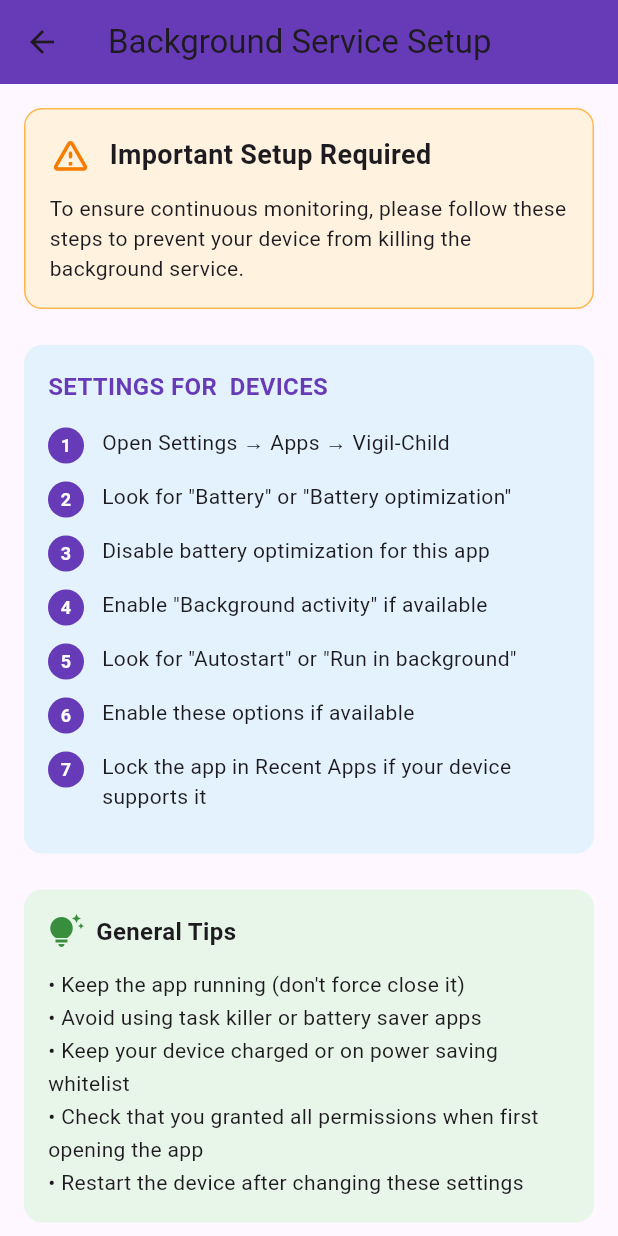
After one commit to itsciworld/childapp, a Flutter app: the BatteryOptimizationGuidePage screen opened directly, on a phone screen of 412 x 824 dp. The commit adds this screen. Run offline on Flutter 3.47's test engine with Material 3 defaults, Android fonts, the phone set to English and light mode, and no system bars; our stand-ins replace battery_plus, connectivity_plus, device_info_plus, dio, flutter_contacts, flutter_dotenv and 7 more; missing offline and left inert: call_log, device_calendar_plus, flexi_form_field, flutter_background_service, flutter_sms_inbox, installed_apps and 3 more; accounts and stored records are empty.

Commit message:
feat: implement battery optimization exemption, service watchdog, and background reliability guide

```diff
--- /dev/null
+++ b/lib/pages/battery_optimization_guide_page.dart
@@ -0,0 +1,311 @@
+import 'package:flutter/material.dart';
+import 'package:device_info_plus/device_info_plus.dart';
+
+/// A guide page that helps users disable manufacturer-specific battery
+/// optimizations that can kill the background service.
+///
+/// Different Android manufacturers (Xiaomi, Huawei, OnePlus, Samsung, etc.)
+/// add their own aggressive battery optimization on top of standard Android,
+/// which can kill background services even when all standard permissions are
+/// granted. This page provides step-by-step instructions specific to the
+/// user's device manufacturer.
+class BatteryOptimizationGuidePage extends StatefulWidget {
+  const BatteryOptimizationGuidePage({super.key});
+
+  @override
+  State<BatteryOptimizationGuidePage> createState() =>
+      _BatteryOptimizationGuidePageState();
+}
+
+class _BatteryOptimizationGuidePageState
+    extends State<BatteryOptimizationGuidePage> {
+  String _manufacturer = '';
+  bool _isLoading = true;
+
+  @override
+  void initState() {
+    super.initState();
+    _detectManufacturer();
+  }
+
+  Future<void> _detectManufacturer() async {
+    try {
+      final deviceInfo = DeviceInfoPlugin();
+      final androidInfo = await deviceInfo.androidInfo;
+      setState(() {
+        _manufacturer = androidInfo.manufacturer.toLowerCase();
+        _isLoading = false;
+      });
+    } catch (e) {
+      setState(() {
+        _manufacturer = 'unknown';
+        _isLoading = false;
+      });
+    }
+  }
+
+  @override
+  Widget build(BuildContext context) {
+    return Scaffold(
+      appBar: AppBar(
+        title: const Text('Background Service Setup'),
+        backgroundColor: Colors.deepPurple,
+      ),
+      body: _isLoading
+          ? const Center(child: CircularProgressIndicator())
+          : SingleChildScrollView(
+              padding: const EdgeInsets.all(16),
+              child: Column(
+                crossAxisAlignment: CrossAxisAlignment.start,
+                children: [
+                  _buildHeader(),
+                  const SizedBox(height: 24),
+                  _buildManufacturerSpecificGuide(),
+                  const SizedBox(height: 24),
+                  _buildGeneralTips(),
+                ],
+              ),
+            ),
+    );
+  }
+
+  Widget _buildHeader() {
+    return Container(
+      padding: const EdgeInsets.all(16),
+      decoration: BoxDecoration(
+        color: Colors.orange.shade50,
+        borderRadius: BorderRadius.circular(12),
+        border: Border.all(color: Colors.orange.shade300),
+      ),
+      child: Column(
+        crossAxisAlignment: CrossAxisAlignment.start,
+        children: [
+          Row(
+            children: [
+              Icon(Icons.warning_amber_rounded,
+                  color: Colors.orange.shade700, size: 28),
+              const SizedBox(width: 12),
+              const Expanded(
+                child: Text(
+                  'Important Setup Required',
+                  style: TextStyle(
+                    fontSize: 18,
+                    fontWeight: FontWeight.bold,
+                  ),
+                ),
+              ),
+            ],
+          ),
+          const SizedBox(height: 12),
+          const Text(
+            'To ensure continuous monitoring, please follow these steps to prevent your device from killing the background service.',
+            style: TextStyle(fontSize: 14),
+          ),
+        ],
+      ),
+    );
+  }
+
+  Widget _buildManufacturerSpecificGuide() {
+    return Container(
+      padding: const EdgeInsets.all(16),
+      decoration: BoxDecoration(
+        color: Colors.blue.shade50,
+        borderRadius: BorderRadius.circular(12),
+      ),
+      child: Column(
+        crossAxisAlignment: CrossAxisAlignment.start,
+        children: [
+          Text(
+            'Settings for $_manufacturer devices'.toUpperCase(),
+            style: const TextStyle(
+              fontSize: 16,
+              fontWeight: FontWeight.bold,
+              color: Colors.deepPurple,
+            ),
+          ),
+          const SizedBox(height: 16),
+          _getManufacturerGuide(),
+        ],
+      ),
+    );
+  }
+
+  Widget _getManufacturerGuide() {
+    if (_manufacturer.contains('xiaomi') ||
+        _manufacturer.contains('redmi') ||
+        _manufacturer.contains('poco')) {
+      return _buildXiaomiGuide();
+    } else if (_manufacturer.contains('huawei') ||
+        _manufacturer.contains('honor')) {
+      return _buildHuaweiGuide();
+    } else if (_manufacturer.contains('oneplus') ||
+        _manufacturer.contains('oppo') ||
+        _manufacturer.contains('realme')) {
+      return _buildOnePlusGuide();
+    } else if (_manufacturer.contains('samsung')) {
+      return _buildSamsungGuide();
+    } else if (_manufacturer.contains('vivo')) {
+      return _buildVivoGuide();
+    } else {
+      return _buildGenericGuide();
+    }
+  }
+
+  Widget _buildXiaomiGuide() {
+    return _buildStepsList([
+      'Open Settings → Apps → Manage Apps',
+      'Find and tap "Vigil-Child"',
+      'Tap "Battery Saver" → Select "No restrictions"',
+      'Go back and tap "Autostart" → Enable it',
+      'Open Recent Apps (square button)',
+      'Find Vigil-Child and pull down to lock it',
+      'You should see a lock icon on the app card',
+    ]);
+  }
+
+  Widget _buildHuaweiGuide() {
+    return _buildStepsList([
+      'Open Settings → Battery → App Launch',
+      'Find "Vigil-Child" → Tap to manage manually',
+      'Enable ALL three toggles:',
+      '  • Auto-launch',
+      '  • Secondary launch',
+      '  • Run in background',
+      'Go to Settings → Apps → Apps',
+      'Find "Vigil-Child" → Battery',
+      'Select "Manual manage" and enable all toggles',
+    ]);
+  }
+
+  Widget _buildOnePlusGuide() {
+    return _buildStepsList([
+      'Open Settings → Battery → Battery Optimization',
+      'Tap "Apps not optimized" → Select "All apps"',
+      'Find "Vigil-Child" → Select "Don\'t optimize"',
+      'Go to Settings → Apps → Vigil-Child',
+      'Tap "Battery" → Enable "Background activity"',
+      'Open Recent Apps',
+      'Tap the three dots on Vigil-Child card',
+      'Select "Lock" to prevent it from closing',
+    ]);
+  }
+
+  Widget _buildSamsungGuide() {
+    return _buildStepsList([
+      'Open Settings → Apps → Vigil-Child',
+      'Tap "Battery" → Turn OFF "Optimize battery usage"',
+      'Go back to Settings → Battery',
+      'Tap "Background usage limits"',
+      'Tap "Never sleeping apps"',
+      'Tap "+" and add "Vigil-Child"',
+      'Open Settings → Device Care → Battery',
+      'Tap "App power management"',
+      'Ensure "Vigil-Child" is NOT in "Sleeping apps"',
+    ]);
+  }
+
+  Widget _buildVivoGuide() {
+    return _buildStepsList([
+      'Open Settings → Battery → Background power consumption',
+      'Find "Vigil-Child" → Enable "High background power consumption"',
+      'Go to Settings → Apps & notifications',
+      'Find "Vigil-Child" → Battery',
+      'Enable "Allow background activity"',
+      'Open Recent Apps',
+      'Pull down on Vigil-Child to lock it',
+    ]);
+  }
+
+  Widget _buildGenericGuide() {
+    return _buildStepsList([
+      'Open Settings → Apps → Vigil-Child',
+      'Look for "Battery" or "Battery optimization"',
+      'Disable battery optimization for this app',
+      'Enable "Background activity" if available',
+      'Look for "Autostart" or "Run in background"',
+      'Enable these options if available',
+      'Lock the app in Recent Apps if your device supports it',
+    ]);
+  }
+
+  Widget _buildStepsList(List<String> steps) {
+    return Column(
+      crossAxisAlignment: CrossAxisAlignment.start,
+      children: steps.asMap().entries.map((entry) {
+        final index = entry.key;
+        final step = entry.value;
+        return Padding(
+          padding: const EdgeInsets.only(bottom: 12),
+          child: Row(
+            crossAxisAlignment: CrossAxisAlignment.start,
+            children: [
+              Container(
+                width: 24,
+                height: 24,
+                decoration: BoxDecoration(
+                  color: Colors.deepPurple,
+                  borderRadius: BorderRadius.circular(12),
+                ),
+                child: Center(
+                  child: Text(
+                    '${index + 1}',
+                    style: const TextStyle(
+                      color: Colors.white,
+                      fontSize: 12,
+                      fontWeight: FontWeight.bold,
+                    ),
+                  ),
+                ),
+              ),
+              const SizedBox(width: 12),
+              Expanded(
+                child: Text(
+                  step,
+                  style: const TextStyle(fontSize: 14, height: 1.4),
+                ),
+              ),
+            ],
+          ),
+        );
+      }).toList(),
+    );
+  }
+
+  Widget _buildGeneralTips() {
+    return Container(
+      padding: const EdgeInsets.all(16),
+      decoration: BoxDecoration(
+        color: Colors.green.shade50,
+        borderRadius: BorderRadius.circular(12),
+      ),
+      child: Column(
+        crossAxisAlignment: CrossAxisAlignment.start,
+        children: [
+          Row(
+            children: [
+              Icon(Icons.tips_and_updates, color: Colors.green.shade700),
+              const SizedBox(width: 8),
+              const Text(
+                'General Tips',
+                style: TextStyle(
+                  fontSize: 16,
+                  fontWeight: FontWeight.bold,
+                ),
+              ),
+            ],
+          ),
+          const SizedBox(height: 12),
+          const Text(
+            '• Keep the app running (don\'t force close it)\n'
+            '• Avoid using task killer or battery saver apps\n'
+            '• Keep your device charged or on power saving whitelist\n'
+            '• Check that you granted all permissions when first opening the app\n'
+            '• Restart the device after changing these settings',
+            style: TextStyle(fontSize: 14, height: 1.6),
+          ),
+        ],
+      ),
+    );
+  }
+}
--- /dev/null
+++ b/lib/services/background_services/service_watchdog.dart
@@ -0,0 +1,146 @@
+import 'dart:async';
+import 'package:flutter/foundation.dart';
+import 'package:flutter_background_service/flutter_background_service.dart';
+import 'package:shared_preferences/shared_preferences.dart';
+
+/// A lightweight watchdog that monitors background service health and
+/// automatically restarts it if it dies unexpectedly.
+///
+/// **How it works:**
+/// 1. The foreground service writes a heartbeat timestamp every minute
+/// 2. A separate timer (in the main app) checks this heartbeat
+/// 3. If heartbeat is stale (no update for 5+ minutes), restarts the service
+///
+/// **Why this approach:**
+/// - No WorkManager dependency (avoiding compatibility issues)
+/// - Simple and reliable
+/// - Works with existing SharedPreferences infrastructure
+/// - Low overhead (just timestamp checks)
+class ServiceWatchdog {
+  static const String _heartbeatKey = 'service_heartbeat_ms';
+  static const String _lastCheckKey = 'watchdog_last_check_ms';
+
+  /// How often the watchdog checks the service health (from the main app)
+  static const Duration _checkInterval = Duration(minutes: 2);
+
+  /// How old the heartbeat can be before we consider the service dead
+  static const Duration _heartbeatStaleThreshold = Duration(minutes: 5);
+
+  static Timer? _watchdogTimer;
+
+  /// Start the watchdog from the main app.
+  /// This should be called once in main() after initializing the service.
+  static Future<void> startWatchdog() async {
+    // Cancel any existing watchdog
+    _watchdogTimer?.cancel();
+
+    debugPrint('[ServiceWatchdog] 🐕 Starting watchdog - will check service health every ${_checkInterval.inMinutes} minutes');
+
+    // Initial check after 1 minute
+    Timer(const Duration(minutes: 1), _checkServiceHealth);
+
+    // Then periodic checks
+    _watchdogTimer = Timer.periodic(_checkInterval, (_) => _checkServiceHealth());
+  }
+
+  /// Stop the watchdog (useful for cleanup)
+  static void stopWatchdog() {
+    _watchdogTimer?.cancel();
+    _watchdogTimer = null;
+    debugPrint('[ServiceWatchdog] 🐕 Watchdog stopped');
+  }
+
+  /// Check if the background service is alive by examining its heartbeat.
+  /// If the service appears dead, attempt to restart it.
+  static Future<void> _checkServiceHealth() async {
+    try {
+      final prefs = await SharedPreferences.getInstance();
+      await prefs.reload();
+
+      final now = DateTime.now().millisecondsSinceEpoch;
+      final lastHeartbeat = prefs.getInt(_heartbeatKey) ?? 0;
+      final timeSinceHeartbeat = Duration(milliseconds: now - lastHeartbeat);
+
+      // Record that we performed a check
+      await prefs.setInt(_lastCheckKey, now);
+
+      debugPrint('[ServiceWatchdog] 🔍 Health check: Last heartbeat was ${timeSinceHeartbeat.inMinutes} minutes ago');
+
+      // Check if service is actually running via the API
+      final service = FlutterBackgroundService();
+      final isRunning = await service.isRunning();
+
+      if (!isRunning) {
+        debugPrint('[ServiceWatchdog] ⚠️ Service is NOT running - attempting restart...');
+        await _restartService();
+        return;
+      }
+
+      // Service claims to be running, but check if heartbeat is stale
+      if (lastHeartbeat > 0 && timeSinceHeartbeat > _heartbeatStaleThreshold) {
+        debugPrint('[ServiceWatchdog] ⚠️ Service is running but heartbeat is stale (${timeSinceHeartbeat.inMinutes}min) - restarting...');
+        await _restartService();
+        return;
+      }
+
+      debugPrint('[ServiceWatchdog] ✅ Service is healthy');
+    } catch (e, st) {
+      debugPrint('[ServiceWatchdog] ❌ Error during health check: $e\n$st');
+    }
+  }
+
+  /// Attempt to restart the background service
+  static Future<void> _restartService() async {
+    try {
+      final service = FlutterBackgroundService();
+
+      // First try to stop it if it's in a bad state
+      try {
+        service.invoke('stopService');
+        await Future.delayed(const Duration(seconds: 2));
+      } catch (e) {
+        // Ignore stop errors - service might already be stopped
+      }
+
+      // Start the service
+      await service.startService();
+      await Future.delayed(const Duration(seconds: 3));
+
+      // Verify it started
+      final isRunningNow = await service.isRunning();
+      if (isRunningNow) {
+        debugPrint('[ServiceWatchdog] ✅ Service successfully restarted');
+      } else {
+        debugPrint('[ServiceWatchdog] ❌ Failed to restart service - will retry in ${_checkInterval.inMinutes} minutes');
+      }
+    } catch (e, st) {
+      debugPrint('[ServiceWatchdog] ❌ Error restarting service: $e\n$st');
+    }
+  }
+
+  /// Called FROM the background service to update the heartbeat.
+  /// This should be called periodically (every ~1 minute) from the service.
+  static Future<void> updateHeartbeat() async {
+    try {
+      final prefs = await SharedPreferences.getInstance();
+      final now = DateTime.now().millisecondsSinceEpoch;
+      await prefs.setInt(_heartbeatKey, now);
+      // Don't log on every heartbeat to avoid log spam
+    } catch (e) {
+      debugPrint('[ServiceWatchdog] ❌ Failed to update heartbeat: $e');
+    }
+  }
+
+  /// Get the last recorded heartbeat time (for debugging)
+  static Future<DateTime?> getLastHeartbeat() async {
+    try {
+      final prefs = await SharedPreferences.getInstance();
+      await prefs.reload();
+      final ms = prefs.getInt(_heartbeatKey);
+      if (ms == null || ms == 0) return null;
+      return DateTime.fromMillisecondsSinceEpoch(ms);
+    } catch (e) {
+      return null;
+    }
+  }
+}
```
Also changed, not shown: lib/features/home/view/child_home_page.dart (+14 -14 lines), lib/features/location/data/repositories/location_repository.dart (+86 -19 lines), lib/features/location/viewmodel/location_sync_service.dart (+4 -3 lines), lib/main.dart (+65 -0 lines), lib/services/background_services/background_services.dart (+44 -23 lines), 2 other files.
